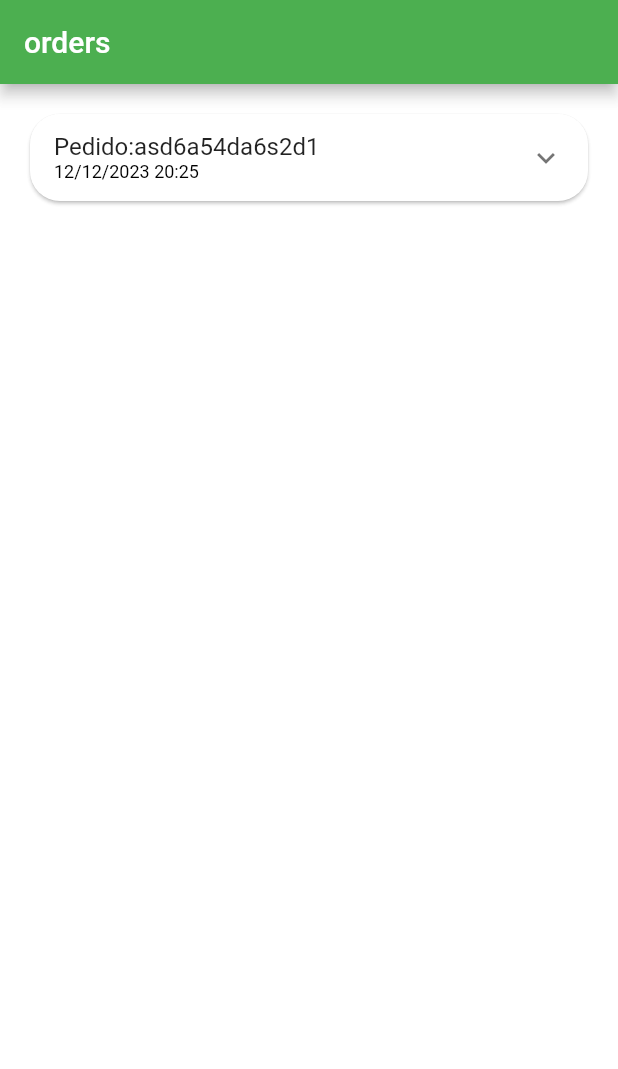
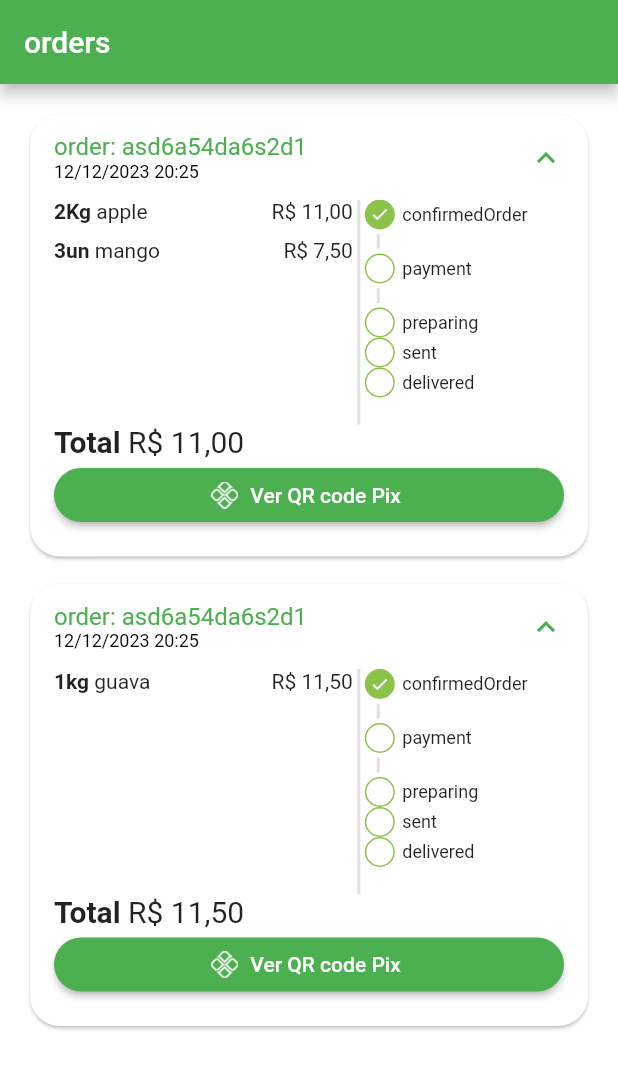
Before and after one commit to najumattos576/quitanda, a Flutter app: the OrdersTab screen opened directly, on a phone screen of 412 x 824 dp. Shown: the top 1069 px of the screen. Run offline on Flutter 3.47's test engine with Material 2 defaults, Android fonts, the phone set to English and light mode, and no system bars; our stand-ins replace animated_text_kit, badges, get, mask_text_input_formatter, qr_flutter.

Commit message:
feat:memo::Tela de pedidos com pagamento Pix

```diff
--- a/lib/app/config/app_data.dart
+++ b/lib/app/config/app_data.dart
@@ -84,14 +84,27 @@ UserModel user = UserModel(
     password: 'senha');
 
 List<OrderModel> orders = [
+  //Pedido 1
   OrderModel(
       id: 'asd6a54da6s2d1',
       createdDateTime: DateTime.parse('2022-24-12 20:25:01.458'),
       overdueDateTime: DateTime.parse('2022-24-12 21:25:01.458'),
-      items: [CartItemModel(item: apple, quantity: 2)],
+      items: [
+        CartItemModel(item: apple, quantity: 2),
+        CartItemModel(item: mango, quantity: 3)
+      ],
       status: 'pending_payment',
       copyAndPaste: 'q1w2e3r4t5y6',
       total: 11.0),
+  //Pedido 2
+  OrderModel(
+      id: 'asd6a54da6s2d1',
+      createdDateTime: DateTime.parse('2022-24-12 20:25:01.458'),
+      overdueDateTime: DateTime.parse('2022-24-12 21:25:01.458'),
+      items: [CartItemModel(item: guava, quantity: 1)],
+      status: 'pending_payment',
+      copyAndPaste: 'q1w2e3r4t5y6',
+      total: 11.5),
 ];
 
 // Produtos.txt
--- a/lib/app/core/values/languages/en_us.dart
+++ b/lib/app/core/values/languages/en_us.dart
@@ -28,9 +28,26 @@ final Map<String, String> enUs = {
   'no': 'No',
   'yes': 'Yes',
   'confirm': 'Confirm',
-  'upgrade': 'Atualizar',
+  'upgrade': 'Upgrade',
+  'search': 'Search',
+  'orders': 'Orders',
+  'payment': 'Payment',
+  'preparing': 'Preparing',
+  'sent': 'Sent',
+  'delivered': 'Delivered',
+  'order': 'Order',
 
   //phases
+
+  'paymentWithPix': 'Payment with Pix',
+
+  'confirmedOrder': 'Confirmed order',
+
+  'reversedPix': 'Reversed Pix',
+
+  'pixPaymentDue': 'Pix payment due',
+
+  'copyPixKey': 'Copy Pix key',
 
   'currentPassword': 'Current password',
 
--- a/lib/app/core/values/languages/pt_br.dart
+++ b/lib/app/core/values/languages/pt_br.dart
@@ -29,8 +29,26 @@ final Map<String, String> ptBR = {
   'yes': 'Sim',
   'confirm': 'Confirmar',
   'upgrade': 'Atualizar',
+  'search': 'Pesquisar',
+  'orders': 'Pedidos',
+  'payment': 'Pagamento',
+  'preparing': 'Preparando',
+  'sent': 'Envio',
+  'delivered': 'Enviado',
+  'order': 'Pedido',
 
   //frases
+
+  'paymentWithPix': 'Pagamento com pix',
+
+  'confirmedOrder': 'Pedido confirmado',
+
+  'reversedPix': 'Pix estornado',
+
+  'pixPaymentDue': 'Pagamento Pix vencido',
+
+  'copyPixKey': 'Copiar chave Pix',
+
   'currentPassword': 'Senha atual',
 
   'newPassword': 'Nova senha',
--- a/lib/app/data/model/order_model.dart
+++ b/lib/app/data/model/order_model.dart
@@ -1,4 +1,3 @@
-import 'package:quitanda/app/config/app_data.dart';
 import 'package:quitanda/app/data/model/cart_item_model.dart';
 
 class OrderModel {
--- /dev/null
+++ b/lib/app/orders/components/order_status_widget.dart
@@ -0,0 +1,139 @@
+import 'package:flutter/material.dart';
+import 'package:get/get.dart';
+
+import 'package:quitanda/app/core/values/colors.dart';
+
+class OrderStatus extends StatelessWidget {
+  final String status;
+  final bool isOverdue;
+
+  final Map<String, int> allStatus = <String, int>{
+    'pending_payment': 0,
+    'refunded': 1,
+    'paid': 2,
+    'preparing_purchase': 3,
+    'shipping': 4,
+    'delivered': 5,
+  };
+
+  int get currentStatus => allStatus[status]!;
+
+  OrderStatus({
+    Key? key,
+    required this.status,
+    required this.isOverdue,
+  }) : super(key: key);
+
+  @override
+  Widget build(BuildContext context) {
+    return SafeArea(
+        child: Column(
+      crossAxisAlignment: CrossAxisAlignment.start,
+      children: [
+        _StatusDot(
+          title: 'confirmedOrder'.tr,
+          isActive: true,
+        ),
+        const _CustomDivider(),
+        if (currentStatus == 1) ...[
+          _StatusDot(
+            isActive: true,
+            title: 'reversedPix'.tr,
+            backgroundColor: Colors.orange,
+          ),
+        ] else if (isOverdue) ...[
+          _StatusDot(
+            isActive: true,
+            title: 'pixPaymentDue'.tr,
+            backgroundColor: Colors.red,
+          ),
+        ] else ...{
+          _StatusDot(
+            isActive: currentStatus >= 2,
+            title: ('payment').tr,
+          ),
+          const _CustomDivider(),
+          _StatusDot(
+            isActive: currentStatus >= 3,
+            title: ('preparing').tr,
+          ),
+          const _CustomDivider(),
+          _StatusDot(
+            isActive: currentStatus >= 4,
+            title: ('sent').tr,
+          ),
+          const _CustomDivider(),
+          _StatusDot(
+            isActive: currentStatus >= 5,
+            title: ('delivered').tr,
+          ),
+        }
+      ],
+    ));
+  }
+}
+
+class _CustomDivider extends StatelessWidget {
+  const _CustomDivider({Key? key}) : super(key: key);
+  @override
+  Widget build(BuildContext context) {
+    return SafeArea(
+      child: Container(
+        margin: const EdgeInsets.symmetric(
+          horizontal: 8,
+          vertical: 3,
+        ),
+        height: 10,
+        width: 2,
+        color: Colors.grey.shade300,
+      ),
+    );
+  }
+}
+
+class _StatusDot extends StatelessWidget {
+  final bool isActive;
+  final String title;
+  final Color? backgroundColor;
+  const _StatusDot({
+    Key? key,
+    required this.isActive,
+    required this.title,
+    this.backgroundColor,
+  }) : super(key: key);
+
+  @override
+  Widget build(BuildContext context) {
+    return Row(
+      children: [
+        Container(
+          height: 20,
+          width: 20,
+          decoration: BoxDecoration(
+            shape: BoxShape.circle,
+            border: Border.all(
+              color: CustomColors.customSwatchColor,
+            ),
+            color: isActive
+                ? backgroundColor ?? CustomColors.customSwatchColor
+                : Colors.transparent,
+          ),
+          child: isActive
+              ? const Icon(
+                  Icons.check,
+                  size: 13,
+                  color: Colors.white,
+                )
+              : const SizedBox.shrink(),
+        ),
+        const SizedBox(width: 5),
+        Expanded(
+          child: Text(
+            title,
+            style: const TextStyle(fontSize: 12),
+          ),
+        ),
+      ],
+    );
+  }
+}
--- a/lib/app/orders/components/order_tile.dart
+++ b/lib/app/orders/components/order_tile.dart
@@ -1,11 +1,11 @@
-import 'package:flutter/cupertino.dart';
 import 'package:flutter/material.dart';
 import 'package:get/get.dart';
-
-import 'package:quitanda/app/config/app_data.dart';
 import 'package:quitanda/app/core/utils/utils_services.dart';
 import 'package:quitanda/app/data/model/cart_item_model.dart';
 import 'package:quitanda/app/data/model/order_model.dart';
+import 'package:quitanda/app/global/payment_dialog.dart';
+
+import 'order_status_widget.dart';
 
 class OrderTile extends StatelessWidget {
   final OrderModel order;
@@ -24,11 +24,12 @@ class OrderTile extends StatelessWidget {
         child: Theme(
           data: Theme.of(context).copyWith(dividerColor: Colors.transparent),
           child: ExpansionTile(
+            initiallyExpanded: order.status == 'pending_payment',
             title: Column(
               mainAxisSize: MainAxisSize.min,
               crossAxisAlignment: CrossAxisAlignment.start,
               children: [
-                Text('Pedido:${order.id}'.tr),
+                Text('order: ${order.id}'.tr),
                 Text(
                   utilServices.formatDateTime(order.createdDateTime),
                   style: const TextStyle(
@@ -39,13 +40,15 @@ class OrderTile extends StatelessWidget {
               ],
             ),
             childrenPadding: const EdgeInsets.fromLTRB(16, 0, 16, 16),
+            expandedCrossAxisAlignment: CrossAxisAlignment.stretch,
             children: [
-              SizedBox(
-                height: 150,
+              IntrinsicHeight(
                 child: Row(
                   children: [
                     Expanded(
                         flex: 3,
+                        child: SizedBox(
+                          height: 150,
                           child: ListView(
                             children: order.items.map((orderItem) {
                               return _OrderItemWidget(
@@ -53,13 +56,60 @@ class OrderTile extends StatelessWidget {
                                 orderItem: orderItem,
                               );
                             }).toList(),
+                          ),
                         )),
+                    VerticalDivider(
+                      color: Colors.grey.shade300,
+                      thickness: 2,
+                      width: 8,
+                    ),
                     Expanded(
                       flex: 2,
-                        child: Container(
-                          color: Colors.red,
-                        ))
+                      child: OrderStatus(
+                          status: order.status,
+                          isOverdue: order.overdueDateTime.isBefore(
+                            DateTime.now(),
+                          )),
+                    )
                   ],
+                ),
+              ),
+              Text.rich(
+                TextSpan(
+                    style: const TextStyle(
+                      fontSize: 20,
+                    ),
+                    children: [
+                      const TextSpan(
+                        text: 'Total ',
+                        style: TextStyle(
+                          fontWeight: FontWeight.bold,
+                        ),
+                      ),
+                      TextSpan(text: utilServices.priceToCurrency(order.total)),
+                    ]),
+              ),
+              Visibility(
+                visible: order.status == 'pending_payment',
+                child: ElevatedButton.icon(
+                  style: ElevatedButton.styleFrom(
+                      shape: RoundedRectangleBorder(
+                    borderRadius: BorderRadius.circular(20),
+                  )),
+                  onPressed: () {
+                    showDialog(
+                        context: context,
+                        builder: (_) {
+                          return PaymentDialog(
+                            order: order,
+                          );
+                        });
+                  },
+                  icon: Image.asset(
+                    'assets/app_images/pix.png',
+                    height: 18,
+                  ),
+                  label: Text('Ver QR code Pix'.tr),
                 ),
               )
             ],
@@ -87,7 +137,7 @@ class _OrderItemWidget extends StatelessWidget {
       child: Row(
         children: [
           Text(
-            '${orderItem.quantity} ${orderItem.item.unit}',
+            '${orderItem.quantity}${orderItem.item.unit} ',
             style: const TextStyle(
               fontWeight: FontWeight.bold,
             ),
--- a/pubspec.yaml
+++ b/pubspec.yaml
@@ -39,6 +39,7 @@ dependencies:
   mask_text_input_formatter: ^2.4.0
   badges: ^2.0.3
   intl: ^0.18.0
+  qr_flutter: ^4.0.0
 
 dev_dependencies:
   flutter_test:
@@ -65,6 +66,7 @@ flutter:
   # To add assets to your application, add an assets section, like this:
   assets:
     - assets/fruits/
+    - assets/app_images/
   #   - images/a_dot_ham.jpeg
 
   # An image asset can refer to one or more resolution-specific "variants", see
```
Also changed, not shown: lib/app/cart/cart_tab_page.dart (+11 -1 lines), lib/app/global/payment_dialog.dart (added, +97 -0 lines), assets/app_images/pix.png (added), pubspec.lock, 1 other file. Lines whose indentation alone changed are shown as unchanged.
